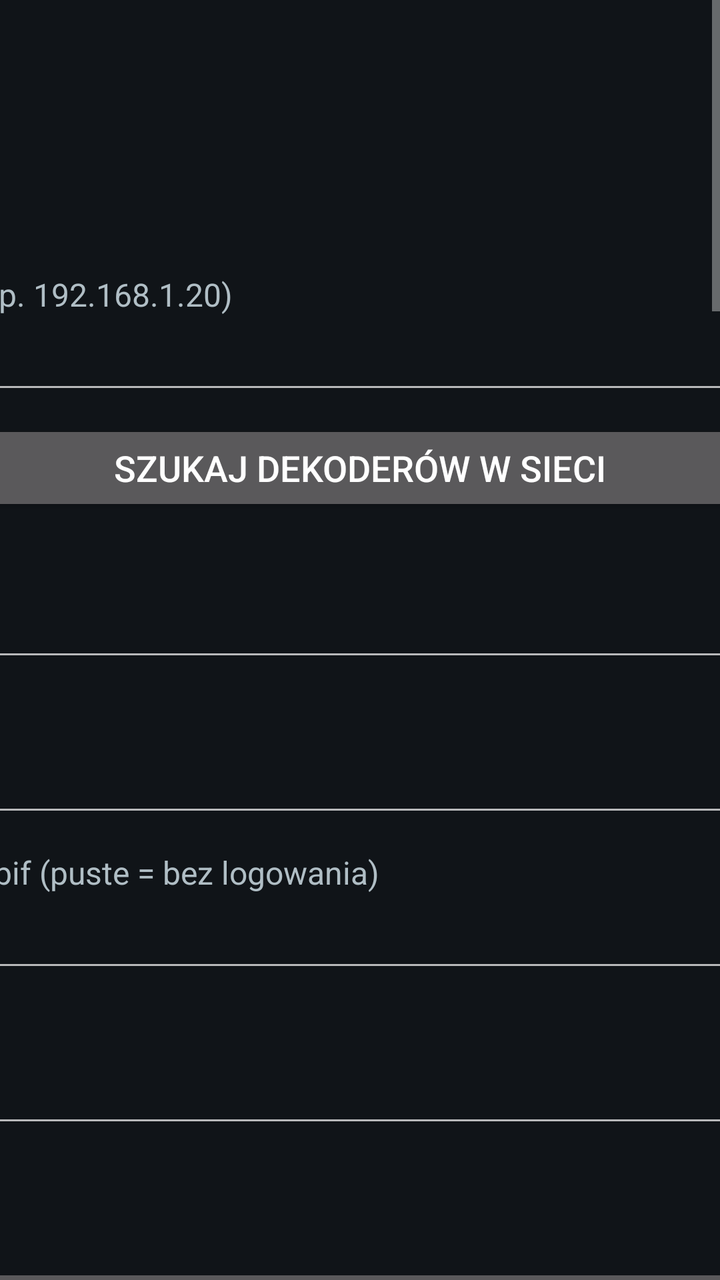
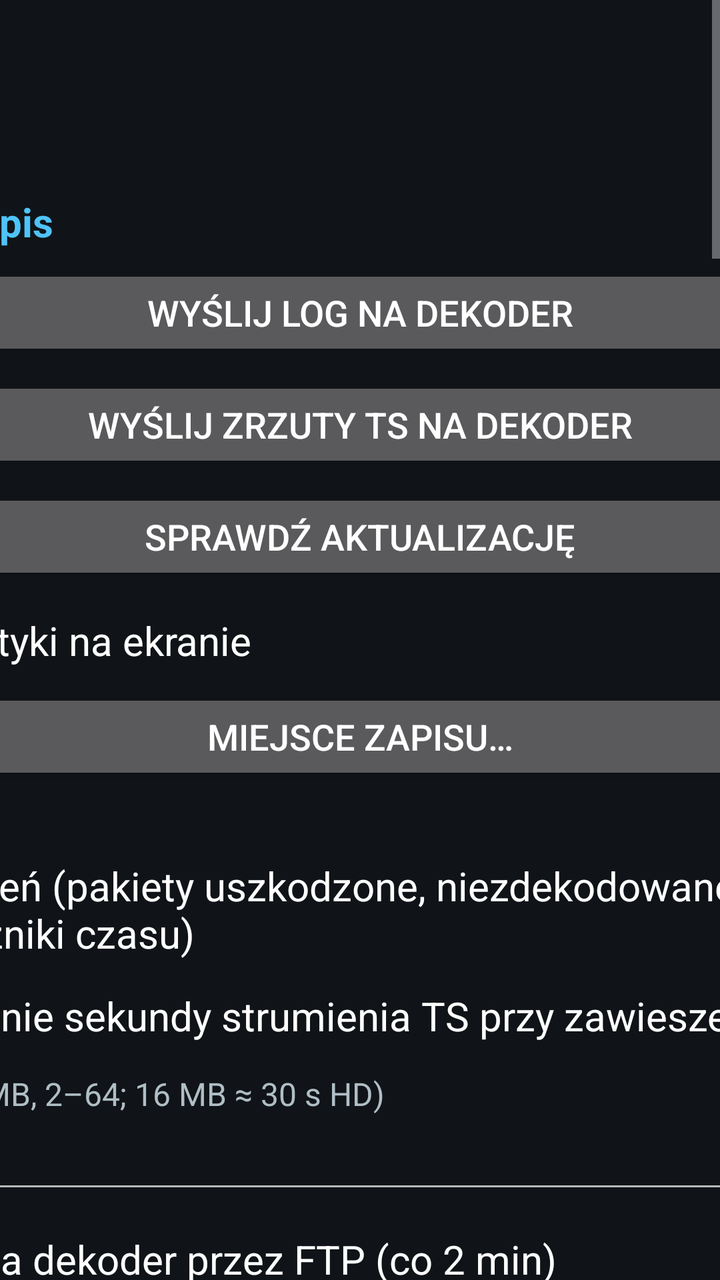

Screens rendered from an Android XML layout before and after an edit, with the pre-edit source and the edit as a unified diff.
<!-- AndroidManifest.xml: application theme AppTheme -->
<!-- res/layout/activity_settings.xml -->
<?xml version="1.0" encoding="utf-8"?>
<ScrollView xmlns:android="http://schemas.android.com/apk/res/android"
    android:layout_width="match_parent" android:layout_height="match_parent" android:background="#FF101418">
    <LinearLayout android:layout_width="720dp" android:layout_height="wrap_content" android:layout_gravity="center_horizontal" android:orientation="vertical" android:padding="32dp">
        <TextView android:id="@+id/version" android:layout_width="match_parent" android:layout_height="wrap_content" android:textColor="#FF4FC3F7" android:textSize="28sp" android:textStyle="bold" />
        <TextView android:layout_width="match_parent" android:layout_height="wrap_content" android:layout_marginTop="28dp" android:text="Dekoder" android:textColor="#FF4FC3F7" android:textSize="20sp" android:textStyle="bold" />
        <TextView android:layout_width="match_parent" android:layout_height="wrap_content" android:layout_marginTop="12dp" android:text="Adres IP dekodera (np. 192.168.1.20)" android:textColor="#FFB0BEC5" android:textSize="16sp" />
        <EditText android:id="@+id/host" android:layout_width="match_parent" android:layout_height="wrap_content" android:inputType="text" android:imeOptions="actionNext" android:singleLine="true" android:textColor="#FFFFFFFF" android:textSize="20sp" />
        <Button android:id="@+id/discover" android:layout_width="match_parent" android:layout_height="wrap_content" android:layout_marginTop="8dp" android:text="Szukaj dekoderów w sieci" android:textSize="18sp" />
        <TextView android:layout_width="match_parent" android:layout_height="wrap_content" android:layout_marginTop="12dp" android:text="Port OpenWebif" android:textColor="#FFB0BEC5" android:textSize="16sp" />
        <EditText android:id="@+id/httpPort" android:layout_width="match_parent" android:layout_height="wrap_content" android:inputType="number" android:imeOptions="actionNext" android:singleLine="true" android:textColor="#FFFFFFFF" android:textSize="20sp" />
        <TextView android:layout_width="match_parent" android:layout_height="wrap_content" android:layout_marginTop="12dp" android:text="Port streamingu" android:textColor="#FFB0BEC5" android:textSize="16sp" />
        <EditText android:id="@+id/streamPort" android:layout_width="match_parent" android:layout_height="wrap_content" android:inputType="number" android:imeOptions="actionNext" android:singleLine="true" android:textColor="#FFFFFFFF" android:textSize="20sp" />
        <TextView android:layout_width="match_parent" android:layout_height="wrap_content" android:layout_marginTop="12dp" android:text="Użytkownik OpenWebif (puste = bez logowania)" android:textColor="#FFB0BEC5" android:textSize="16sp" />
        <EditText android:id="@+id/user" android:layout_width="match_parent" android:layout_height="wrap_content" android:inputType="text" android:imeOptions="actionNext" android:singleLine="true" android:textColor="#FFFFFFFF" android:textSize="20sp" />
        <TextView android:layout_width="match_parent" android:layout_height="wrap_content" android:layout_marginTop="12dp" android:text="Hasło OpenWebif" android:textColor="#FFB0BEC5" android:textSize="16sp" />
        <EditText android:id="@+id/pass" android:layout_width="match_parent" android:layout_height="wrap_content" android:inputType="textPassword" android:imeOptions="actionNext" android:singleLine="true" android:textColor="#FFFFFFFF" android:textSize="20sp" />
        <TextView android:layout_width="match_parent" android:layout_height="wrap_content" android:layout_marginTop="28dp" android:text="Ogólne" android:textColor="#FF4FC3F7" android:textSize="20sp" android:textStyle="bold" />
        <Button android:id="@+id/bouquets" android:layout_width="match_parent" android:layout_height="wrap_content" android:layout_marginTop="8dp" android:text="Wybierz widoczne bukiety…" android:textSize="18sp" />
        <TextView android:id="@+id/bouquetsInfo" android:layout_width="match_parent" android:layout_height="wrap_content" android:layout_marginTop="6dp" android:textColor="#FF90A4AE" android:textSize="14sp" />
        <CheckBox android:id="@+id/resumeLast" android:layout_width="match_parent" android:layout_height="wrap_content" android:layout_marginTop="12dp" android:text="Po uruchomieniu wróć do ostatniego kanału" android:textColor="#FFFFFFFF" android:textSize="20sp" />
        <CheckBox android:id="@+id/invertUpDown" android:layout_width="match_parent" android:layout_height="wrap_content" android:layout_marginTop="12dp" android:text="Odwróć ▲ / ▼ przy zmianie kanału" android:textColor="#FFFFFFFF" android:textSize="20sp" />
        <TextView android:layout_width="match_parent" android:layout_height="wrap_content" android:layout_marginTop="12dp" android:text="Czas wyświetlania paska kanału (s)" android:textColor="#FFB0BEC5" android:textSize="16sp" />
        <EditText android:id="@+id/bannerSec" android:layout_width="match_parent" android:layout_height="wrap_content" android:inputType="number" android:imeOptions="actionNext" android:singleLine="true" android:textColor="#FFFFFFFF" android:textSize="20sp" />
        <CheckBox android:id="@+id/checkUpdates" android:layout_width="match_parent" android:layout_height="wrap_content" android:layout_marginTop="12dp" android:text="Sprawdzaj aktualizacje przy starcie" android:textColor="#FFFFFFFF" android:textSize="20sp" />
        <TextView android:layout_width="match_parent" android:layout_height="wrap_content" android:layout_marginTop="12dp" android:text="PIN do ustawień (puste = bez blokady; po podaniu odblokowane na 1 min)" android:textColor="#FFB0BEC5" android:textSize="16sp" />
        <EditText android:id="@+id/pin" android:layout_width="match_parent" android:layout_height="wrap_content" android:inputType="numberPassword" android:imeOptions="actionNext" android:singleLine="true" android:textColor="#FFFFFFFF" android:textSize="20sp" />
        <TextView android:layout_width="match_parent" android:layout_height="wrap_content" android:layout_marginTop="28dp" android:text="Odtwarzanie" android:textColor="#FF4FC3F7" android:textSize="20sp" android:textStyle="bold" />
        <CheckBox android:id="@+id/showStats" android:layout_width="match_parent" android:layout_height="wrap_content" android:layout_marginTop="12dp" android:text="Pokaż statystyki na ekranie (także ▶ na pilocie)" android:textColor="#FFFFFFFF" android:textSize="20sp" />
        <CheckBox android:id="@+id/tunneling" android:layout_width="match_parent" android:layout_height="wrap_content" android:layout_marginTop="12dp" android:text="Tunelowanie wideo (jak w DreamTV)" android:textColor="#FFFFFFFF" android:textSize="20sp" />
        <CheckBox android:id="@+id/watchdog" android:layout_width="match_parent" android:layout_height="wrap_content" android:layout_marginTop="12dp" android:text="Automatyczne wznawianie zawieszonego obrazu" android:textColor="#FFFFFFFF" android:textSize="20sp" />
        <CheckBox android:id="@+id/dropRestart" android:layout_width="match_parent" android:layout_height="wrap_content" android:layout_marginTop="12dp" android:text="Wznawiaj strumień przy zacinaniu (masowa utrata klatek)" android:textColor="#FFFFFFFF" android:textSize="20sp" />
        <TextView android:layout_width="match_parent" android:layout_height="wrap_content" android:layout_marginTop="12dp" android:text="Zawieszenie po (sekundy bez nowych klatek)" android:textColor="#FFB0BEC5" android:textSize="16sp" />
        <EditText android:id="@+id/stallSec" android:layout_width="match_parent" android:layout_height="wrap_content" android:inputType="number" android:imeOptions="actionNext" android:singleLine="true" android:textColor="#FFFFFFFF" android:textSize="20sp" />
        <TextView android:layout_width="match_parent" android:layout_height="wrap_content" android:layout_marginTop="12dp" android:text="Bufor startowy (ms, 250–10000; mniej = szybszy start)" android:textColor="#FFB0BEC5" android:textSize="16sp" />
        <EditText android:id="@+id/bufferMs" android:layout_width="match_parent" android:layout_height="wrap_content" android:inputType="number" android:imeOptions="actionNext" android:singleLine="true" android:textColor="#FFFFFFFF" android:textSize="20sp" />
        <TextView android:layout_width="match_parent" android:layout_height="wrap_content" android:layout_marginTop="12dp" android:text="Odświeżanie ekranu podczas oglądania" android:textColor="#FFB0BEC5" android:textSize="16sp" />
        <RadioGroup android:id="@+id/afr" android:layout_width="match_parent" android:layout_height="wrap_content" android:orientation="vertical">
            <RadioButton android:id="@+id/afrOff" android:layout_width="match_parent" android:layout_height="wrap_content" android:text="Bez zmian (jak w systemie)" android:textColor="#FFFFFFFF" android:textSize="20sp" />
            <RadioButton android:id="@+id/afr50" android:layout_width="match_parent" android:layout_height="wrap_content" android:text="Zawsze 50 Hz" android:textColor="#FFFFFFFF" android:textSize="20sp" />
            <RadioButton android:id="@+id/afrAuto" android:layout_width="match_parent" android:layout_height="wrap_content" android:text="Automatycznie wg treści (25/50 → 50 Hz)" android:textColor="#FFFFFFFF" android:textSize="20sp" />
        </RadioGroup>
        <TextView android:layout_width="match_parent" android:layout_height="wrap_content" android:layout_marginTop="28dp" android:text="Dźwięk" android:textColor="#FF4FC3F7" android:textSize="20sp" android:textStyle="bold" />
        <TextView android:layout_width="match_parent" android:layout_height="wrap_content" android:layout_marginTop="12dp" android:text="Preferowany język (ISO 639-2, np. pol,eng)" android:textColor="#FFB0BEC5" android:textSize="16sp" />
        <EditText android:id="@+id/audioLang" android:layout_width="match_parent" android:layout_height="wrap_content" android:inputType="text" android:imeOptions="actionNext" android:singleLine="true" android:textColor="#FFFFFFFF" android:textSize="20sp" />
        <CheckBox android:id="@+id/preferAc3" android:layout_width="match_parent" android:layout_height="wrap_content" android:layout_marginTop="12dp" android:text="Preferuj AC3 / E-AC3 (Dolby)" android:textColor="#FFFFFFFF" android:textSize="20sp" />
        <TextView android:layout_width="match_parent" android:layout_height="wrap_content" android:layout_marginTop="12dp" android:text="Wybór ścieżki dla kanału: przytrzymaj OK → Ścieżka dźwięku (zapamiętywane)" android:textColor="#FFB0BEC5" android:textSize="16sp" />
        <TextView android:layout_width="match_parent" android:layout_height="wrap_content" android:layout_marginTop="28dp" android:text="Diagnostyka i zapis" android:textColor="#FF4FC3F7" android:textSize="20sp" android:textStyle="bold" />
        <Button android:id="@+id/sendLog" android:layout_width="match_parent" android:layout_height="wrap_content" android:layout_marginTop="8dp" android:text="Wyślij log na dekoder" android:textSize="18sp" />
        <Button android:id="@+id/sendDumps" android:layout_width="match_parent" android:layout_height="wrap_content" android:layout_marginTop="8dp" android:text="Wyślij zrzuty TS na dekoder" android:textSize="18sp" />
        <Button android:id="@+id/checkUpdate" android:layout_width="match_parent" android:layout_height="wrap_content" android:layout_marginTop="8dp" android:text="Sprawdź aktualizację" android:textSize="18sp" />
        <Button android:id="@+id/storage" android:layout_width="match_parent" android:layout_height="wrap_content" android:layout_marginTop="8dp" android:text="Miejsce zapisu…" android:textSize="18sp" />
        <TextView android:id="@+id/storageInfo" android:layout_width="match_parent" android:layout_height="wrap_content" android:layout_marginTop="6dp" android:textColor="#FF90A4AE" android:textSize="14sp" />
        <CheckBox android:id="@+id/cleanTs" android:layout_width="match_parent" android:layout_height="wrap_content" android:layout_marginTop="12dp" android:text="Czyść strumień (usuwaj pakiety uszkodzone, niezdekodowane i obce PMT)" android:textColor="#FFFFFFFF" android:textSize="20sp" />
        <CheckBox android:id="@+id/saveTs" android:layout_width="match_parent" android:layout_height="wrap_content" android:layout_marginTop="12dp" android:text="Zapisuj ostatnie sekundy strumienia TS przy zawieszeniu" android:textColor="#FFFFFFFF" android:textSize="20sp" />
        <TextView android:layout_width="match_parent" android:layout_height="wrap_content" android:layout_marginTop="12dp" android:text="Rozmiar zrzutu TS (MB, 2–64; 16 MB ≈ 30 s HD)" android:textColor="#FFB0BEC5" android:textSize="16sp" />
        <EditText android:id="@+id/tsRingMb" android:layout_width="match_parent" android:layout_height="wrap_content" android:inputType="number" android:imeOptions="actionNext" android:singleLine="true" android:textColor="#FFFFFFFF" android:textSize="20sp" />
        <CheckBox android:id="@+id/logFtp" android:layout_width="match_parent" android:layout_height="wrap_content" android:layout_marginTop="12dp" android:text="Wysyłaj log na dekoder przez FTP (co 2 min)" android:textColor="#FFFFFFFF" android:textSize="20sp" />
        <CheckBox android:id="@+id/tsFtp" android:layout_width="match_parent" android:layout_height="wrap_content" android:layout_marginTop="12dp" android:text="Wysyłaj też zrzuty TS przez FTP" android:textColor="#FFFFFFFF" android:textSize="20sp" />
        <TextView android:layout_width="match_parent" android:layout_height="wrap_content" android:layout_marginTop="12dp" android:text="Użytkownik FTP dekodera" android:textColor="#FFB0BEC5" android:textSize="16sp" />
        <EditText android:id="@+id/ftpUser" android:layout_width="match_parent" android:layout_height="wrap_content" android:inputType="text" android:imeOptions="actionNext" android:singleLine="true" android:textColor="#FFFFFFFF" android:textSize="20sp" />
        <TextView android:layout_width="match_parent" android:layout_height="wrap_content" android:layout_marginTop="12dp" android:text="Hasło FTP (puste, jeśli root bez hasła)" android:textColor="#FFB0BEC5" android:textSize="16sp" />
        <EditText android:id="@+id/ftpPass" android:layout_width="match_parent" android:layout_height="wrap_content" android:inputType="textPassword" android:imeOptions="actionNext" android:singleLine="true" android:textColor="#FFFFFFFF" android:textSize="20sp" />
        <TextView android:layout_width="match_parent" android:layout_height="wrap_content" android:layout_marginTop="12dp" android:text="Katalog na dekoderze (domyślnie /media/hdd/e2stream)" android:textColor="#FFB0BEC5" android:textSize="16sp" />
        <EditText android:id="@+id/ftpDir" android:layout_width="match_parent" android:layout_height="wrap_content" android:inputType="text" android:imeOptions="actionNext" android:singleLine="true" android:textColor="#FFFFFFFF" android:textSize="20sp" />
        <LinearLayout android:layout_width="match_parent" android:layout_height="wrap_content" android:layout_marginTop="24dp" android:orientation="horizontal">
            <Button android:id="@+id/save" android:layout_width="0dp" android:layout_height="wrap_content" android:layout_weight="1" android:text="Zapisz" android:textSize="20sp" />
            <Button android:id="@+id/cancel" android:layout_width="0dp" android:layout_height="wrap_content" android:layout_weight="1" android:text="Anuluj" android:textSize="20sp" />
        </LinearLayout>
    </LinearLayout>
</ScrollView>
<!-- resources referenced by this layout -->
<resources>
  <style name="AppTheme" parent="android:Theme.Material.NoActionBar.Fullscreen">
          <item name="android:windowBackground">@android:color/black</item>
          <item name="android:colorAccent">#FF4FC3F7</item>
      </style>
</resources>

<!-- the commit's change to res/layout/activity_settings.xml (unified diff, before → after) -->
@@ -3,6 +3,25 @@
     android:layout_width="match_parent" android:layout_height="match_parent" android:background="#FF101418">
     <LinearLayout android:layout_width="720dp" android:layout_height="wrap_content" android:layout_gravity="center_horizontal" android:orientation="vertical" android:padding="32dp">
         <TextView android:id="@+id/version" android:layout_width="match_parent" android:layout_height="wrap_content" android:textColor="#FF4FC3F7" android:textSize="28sp" android:textStyle="bold" />
+        <TextView android:layout_width="match_parent" android:layout_height="wrap_content" android:layout_marginTop="28dp" android:text="Diagnostyka i zapis" android:textColor="#FF4FC3F7" android:textSize="20sp" android:textStyle="bold" />
+        <Button android:id="@+id/sendLog" android:layout_width="match_parent" android:layout_height="wrap_content" android:layout_marginTop="8dp" android:text="Wyślij log na dekoder" android:textSize="18sp" />
+        <Button android:id="@+id/sendDumps" android:layout_width="match_parent" android:layout_height="wrap_content" android:layout_marginTop="8dp" android:text="Wyślij zrzuty TS na dekoder" android:textSize="18sp" />
+        <Button android:id="@+id/checkUpdate" android:layout_width="match_parent" android:layout_height="wrap_content" android:layout_marginTop="8dp" android:text="Sprawdź aktualizację" android:textSize="18sp" />
+        <CheckBox android:id="@+id/showStats" android:layout_width="match_parent" android:layout_height="wrap_content" android:layout_marginTop="12dp" android:text="Pokaż statystyki na ekranie" android:textColor="#FFFFFFFF" android:textSize="20sp" />
+        <Button android:id="@+id/storage" android:layout_width="match_parent" android:layout_height="wrap_content" android:layout_marginTop="8dp" android:text="Miejsce zapisu…" android:textSize="18sp" />
+        <TextView android:id="@+id/storageInfo" android:layout_width="match_parent" android:layout_height="wrap_content" android:layout_marginTop="6dp" android:textColor="#FF90A4AE" android:textSize="14sp" />
+        <CheckBox android:id="@+id/cleanTs" android:layout_width="match_parent" android:layout_height="wrap_content" android:layout_marginTop="12dp" android:text="Czyść strumień (pakiety uszkodzone, niezdekodowane, obce PMT, błędne znaczniki czasu)" android:textColor="#FFFFFFFF" android:textSize="20sp" />
+        <CheckBox android:id="@+id/saveTs" android:layout_width="match_parent" android:layout_height="wrap_content" android:layout_marginTop="12dp" android:text="Zapisuj ostatnie sekundy strumienia TS przy zawieszeniu" android:textColor="#FFFFFFFF" android:textSize="20sp" />
+        <TextView android:layout_width="match_parent" android:layout_height="wrap_content" android:layout_marginTop="12dp" android:text="Rozmiar zrzutu TS (MB, 2–64; 16 MB ≈ 30 s HD)" android:textColor="#FFB0BEC5" android:textSize="16sp" />
+        <EditText android:id="@+id/tsRingMb" android:layout_width="match_parent" android:layout_height="wrap_content" android:inputType="number" android:imeOptions="actionNext" android:singleLine="true" android:textColor="#FFFFFFFF" android:textSize="20sp" />
+        <CheckBox android:id="@+id/logFtp" android:layout_width="match_parent" android:layout_height="wrap_content" android:layout_marginTop="12dp" android:text="Wysyłaj log na dekoder przez FTP (co 2 min)" android:textColor="#FFFFFFFF" android:textSize="20sp" />
+        <CheckBox android:id="@+id/tsFtp" android:layout_width="match_parent" android:layout_height="wrap_content" android:layout_marginTop="12dp" android:text="Wysyłaj też zrzuty TS przez FTP" android:textColor="#FFFFFFFF" android:textSize="20sp" />
+        <TextView android:layout_width="match_parent" android:layout_height="wrap_content" android:layout_marginTop="12dp" android:text="Użytkownik FTP dekodera" android:textColor="#FFB0BEC5" android:textSize="16sp" />
+        <EditText android:id="@+id/ftpUser" android:layout_width="match_parent" android:layout_height="wrap_content" android:inputType="text" android:imeOptions="actionNext" android:singleLine="true" android:textColor="#FFFFFFFF" android:textSize="20sp" />
+        <TextView android:layout_width="match_parent" android:layout_height="wrap_content" android:layout_marginTop="12dp" android:text="Hasło FTP (puste, jeśli root bez hasła)" android:textColor="#FFB0BEC5" android:textSize="16sp" />
+        <EditText android:id="@+id/ftpPass" android:layout_width="match_parent" android:layout_height="wrap_content" android:inputType="textPassword" android:imeOptions="actionNext" android:singleLine="true" android:textColor="#FFFFFFFF" android:textSize="20sp" />
+        <TextView android:layout_width="match_parent" android:layout_height="wrap_content" android:layout_marginTop="12dp" android:text="Katalog na dekoderze (domyślnie /media/hdd/e2stream)" android:textColor="#FFB0BEC5" android:textSize="16sp" />
+        <EditText android:id="@+id/ftpDir" android:layout_width="match_parent" android:layout_height="wrap_content" android:inputType="text" android:imeOptions="actionNext" android:singleLine="true" android:textColor="#FFFFFFFF" android:textSize="20sp" />
         <TextView android:layout_width="match_parent" android:layout_height="wrap_content" android:layout_marginTop="28dp" android:text="Dekoder" android:textColor="#FF4FC3F7" android:textSize="20sp" android:textStyle="bold" />
         <TextView android:layout_width="match_parent" android:layout_height="wrap_content" android:layout_marginTop="12dp" android:text="Adres IP dekodera (np. 192.168.1.20)" android:textColor="#FFB0BEC5" android:textSize="16sp" />
         <EditText android:id="@+id/host" android:layout_width="match_parent" android:layout_height="wrap_content" android:inputType="text" android:imeOptions="actionNext" android:singleLine="true" android:textColor="#FFFFFFFF" android:textSize="20sp" />
@@ -18,6 +37,7 @@
         <TextView android:layout_width="match_parent" android:layout_height="wrap_content" android:layout_marginTop="28dp" android:text="Ogólne" android:textColor="#FF4FC3F7" android:textSize="20sp" android:textStyle="bold" />
         <Button android:id="@+id/bouquets" android:layout_width="match_parent" android:layout_height="wrap_content" android:layout_marginTop="8dp" android:text="Wybierz widoczne bukiety…" android:textSize="18sp" />
         <TextView android:id="@+id/bouquetsInfo" android:layout_width="match_parent" android:layout_height="wrap_content" android:layout_marginTop="6dp" android:textColor="#FF90A4AE" android:textSize="14sp" />
+        <Button android:id="@+id/keymap" android:layout_width="match_parent" android:layout_height="wrap_content" android:layout_marginTop="8dp" android:text="Mapowanie klawiszy pilota…" android:textSize="18sp" />
         <CheckBox android:id="@+id/resumeLast" android:layout_width="match_parent" android:layout_height="wrap_content" android:layout_marginTop="12dp" android:text="Po uruchomieniu wróć do ostatniego kanału" android:textColor="#FFFFFFFF" android:textSize="20sp" />
         <CheckBox android:id="@+id/invertUpDown" android:layout_width="match_parent" android:layout_height="wrap_content" android:layout_marginTop="12dp" android:text="Odwróć ▲ / ▼ przy zmianie kanału" android:textColor="#FFFFFFFF" android:textSize="20sp" />
         <TextView android:layout_width="match_parent" android:layout_height="wrap_content" android:layout_marginTop="12dp" android:text="Czas wyświetlania paska kanału (s)" android:textColor="#FFB0BEC5" android:textSize="16sp" />
@@ -25,8 +45,18 @@
         <CheckBox android:id="@+id/checkUpdates" android:layout_width="match_parent" android:layout_height="wrap_content" android:layout_marginTop="12dp" android:text="Sprawdzaj aktualizacje przy starcie" android:textColor="#FFFFFFFF" android:textSize="20sp" />
         <TextView android:layout_width="match_parent" android:layout_height="wrap_content" android:layout_marginTop="12dp" android:text="PIN do ustawień (puste = bez blokady; po podaniu odblokowane na 1 min)" android:textColor="#FFB0BEC5" android:textSize="16sp" />
         <EditText android:id="@+id/pin" android:layout_width="match_parent" android:layout_height="wrap_content" android:inputType="numberPassword" android:imeOptions="actionNext" android:singleLine="true" android:textColor="#FFFFFFFF" android:textSize="20sp" />
+        <TextView android:layout_width="match_parent" android:layout_height="wrap_content" android:layout_marginTop="28dp" android:text="EPG i ikony kanałów" android:textColor="#FF4FC3F7" android:textSize="20sp" android:textStyle="bold" />
+        <CheckBox android:id="@+id/epgDaily" android:layout_width="match_parent" android:layout_height="wrap_content" android:layout_marginTop="12dp" android:text="Pobieraj EPG codziennie (gdy aplikacja działa lub przy starcie po terminie)" android:textColor="#FFFFFFFF" android:textSize="20sp" />
+        <TextView android:layout_width="match_parent" android:layout_height="wrap_content" android:layout_marginTop="12dp" android:text="Godzina pobierania (HH:MM)" android:textColor="#FFB0BEC5" android:textSize="16sp" />
+        <EditText android:id="@+id/epgHour" android:layout_width="match_parent" android:layout_height="wrap_content" android:inputType="time" android:imeOptions="actionNext" android:singleLine="true" android:textColor="#FFFFFFFF" android:textSize="20sp" />
+        <TextView android:layout_width="match_parent" android:layout_height="wrap_content" android:layout_marginTop="12dp" android:text="Ile dni EPG do przodu (1–14)" android:textColor="#FFB0BEC5" android:textSize="16sp" />
+        <EditText android:id="@+id/epgDays" android:layout_width="match_parent" android:layout_height="wrap_content" android:inputType="number" android:imeOptions="actionNext" android:singleLine="true" android:textColor="#FFFFFFFF" android:textSize="20sp" />
+        <CheckBox android:id="@+id/picons" android:layout_width="match_parent" android:layout_height="wrap_content" android:layout_marginTop="12dp" android:text="Ikony kanałów z dekodera (pobierane razem z EPG)" android:textColor="#FFFFFFFF" android:textSize="20sp" />
+        <TextView android:layout_width="match_parent" android:layout_height="wrap_content" android:layout_marginTop="12dp" android:text="Katalog picon na dekoderze dla FTP (puste = szukaj w typowych)" android:textColor="#FFB0BEC5" android:textSize="16sp" />
+        <EditText android:id="@+id/piconDir" android:layout_width="match_parent" android:layout_height="wrap_content" android:inputType="text" android:imeOptions="actionNext" android:singleLine="true" android:textColor="#FFFFFFFF" android:textSize="20sp" />
+        <Button android:id="@+id/epgNow" android:layout_width="match_parent" android:layout_height="wrap_content" android:layout_marginTop="8dp" android:text="Pobierz EPG i ikony teraz" android:textSize="18sp" />
+        <TextView android:id="@+id/epgInfo" android:layout_width="match_parent" android:layout_height="wrap_content" android:layout_marginTop="6dp" android:textColor="#FF90A4AE" android:textSize="14sp" />
         <TextView android:layout_width="match_parent" android:layout_height="wrap_content" android:layout_marginTop="28dp" android:text="Odtwarzanie" android:textColor="#FF4FC3F7" android:textSize="20sp" android:textStyle="bold" />
-        <CheckBox android:id="@+id/showStats" android:layout_width="match_parent" android:layout_height="wrap_content" android:layout_marginTop="12dp" android:text="Pokaż statystyki na ekranie (także ▶ na pilocie)" android:textColor="#FFFFFFFF" android:textSize="20sp" />
         <CheckBox android:id="@+id/tunneling" android:layout_width="match_parent" android:layout_height="wrap_content" android:layout_marginTop="12dp" android:text="Tunelowanie wideo (jak w DreamTV)" android:textColor="#FFFFFFFF" android:textSize="20sp" />
         <CheckBox android:id="@+id/watchdog" android:layout_width="match_parent" android:layout_height="wrap_content" android:layout_marginTop="12dp" android:text="Automatyczne wznawianie zawieszonego obrazu" android:textColor="#FFFFFFFF" android:textSize="20sp" />
         <CheckBox android:id="@+id/dropRestart" android:layout_width="match_parent" android:layout_height="wrap_content" android:layout_marginTop="12dp" android:text="Wznawiaj strumień przy zacinaniu (masowa utrata klatek)" android:textColor="#FFFFFFFF" android:textSize="20sp" />
@@ -45,24 +75,6 @@
         <EditText android:id="@+id/audioLang" android:layout_width="match_parent" android:layout_height="wrap_content" android:inputType="text" android:imeOptions="actionNext" android:singleLine="true" android:textColor="#FFFFFFFF" android:textSize="20sp" />
         <CheckBox android:id="@+id/preferAc3" android:layout_width="match_parent" android:layout_height="wrap_content" android:layout_marginTop="12dp" android:text="Preferuj AC3 / E-AC3 (Dolby)" android:textColor="#FFFFFFFF" android:textSize="20sp" />
         <TextView android:layout_width="match_parent" android:layout_height="wrap_content" android:layout_marginTop="12dp" android:text="Wybór ścieżki dla kanału: przytrzymaj OK → Ścieżka dźwięku (zapamiętywane)" android:textColor="#FFB0BEC5" android:textSize="16sp" />
-        <TextView android:layout_width="match_parent" android:layout_height="wrap_content" android:layout_marginTop="28dp" android:text="Diagnostyka i zapis" android:textColor="#FF4FC3F7" android:textSize="20sp" android:textStyle="bold" />
-        <Button android:id="@+id/sendLog" android:layout_width="match_parent" android:layout_height="wrap_content" android:layout_marginTop="8dp" android:text="Wyślij log na dekoder" android:textSize="18sp" />
-        <Button android:id="@+id/sendDumps" android:layout_width="match_parent" android:layout_height="wrap_content" android:layout_marginTop="8dp" android:text="Wyślij zrzuty TS na dekoder" android:textSize="18sp" />
-        <Button android:id="@+id/checkUpdate" android:layout_width="match_parent" android:layout_height="wrap_content" android:layout_marginTop="8dp" android:text="Sprawdź aktualizację" android:textSize="18sp" />
-        <Button android:id="@+id/storage" android:layout_width="match_parent" android:layout_height="wrap_content" android:layout_marginTop="8dp" android:text="Miejsce zapisu…" android:textSize="18sp" />
-        <TextView android:id="@+id/storageInfo" android:layout_width="match_parent" android:layout_height="wrap_content" android:layout_marginTop="6dp" android:textColor="#FF90A4AE" android:textSize="14sp" />
-        <CheckBox android:id="@+id/cleanTs" android:layout_width="match_parent" android:layout_height="wrap_content" android:layout_marginTop="12dp" android:text="Czyść strumień (usuwaj pakiety uszkodzone, niezdekodowane i obce PMT)" android:textColor="#FFFFFFFF" android:textSize="20sp" />
-        <CheckBox android:id="@+id/saveTs" android:layout_width="match_parent" android:layout_height="wrap_content" android:layout_marginTop="12dp" android:text="Zapisuj ostatnie sekundy strumienia TS przy zawieszeniu" android:textColor="#FFFFFFFF" android:textSize="20sp" />
-        <TextView android:layout_width="match_parent" android:layout_height="wrap_content" android:layout_marginTop="12dp" android:text="Rozmiar zrzutu TS (MB, 2–64; 16 MB ≈ 30 s HD)" android:textColor="#FFB0BEC5" android:textSize="16sp" />
-        <EditText android:id="@+id/tsRingMb" android:layout_width="match_parent" android:layout_height="wrap_content" android:inputType="number" android:imeOptions="actionNext" android:singleLine="true" android:textColor="#FFFFFFFF" android:textSize="20sp" />
-        <CheckBox android:id="@+id/logFtp" android:layout_width="match_parent" android:layout_height="wrap_content" android:layout_marginTop="12dp" android:text="Wysyłaj log na dekoder przez FTP (co 2 min)" android:textColor="#FFFFFFFF" android:textSize="20sp" />
-        <CheckBox android:id="@+id/tsFtp" android:layout_width="match_parent" android:layout_height="wrap_content" android:layout_marginTop="12dp" android:text="Wysyłaj też zrzuty TS przez FTP" android:textColor="#FFFFFFFF" android:textSize="20sp" />
-        <TextView android:layout_width="match_parent" android:layout_height="wrap_content" android:layout_marginTop="12dp" android:text="Użytkownik FTP dekodera" android:textColor="#FFB0BEC5" android:textSize="16sp" />
-        <EditText android:id="@+id/ftpUser" android:layout_width="match_parent" android:layout_height="wrap_content" android:inputType="text" android:imeOptions="actionNext" android:singleLine="true" android:textColor="#FFFFFFFF" android:textSize="20sp" />
-        <TextView android:layout_width="match_parent" android:layout_height="wrap_content" android:layout_marginTop="12dp" android:text="Hasło FTP (puste, jeśli root bez hasła)" android:textColor="#FFB0BEC5" android:textSize="16sp" />
-        <EditText android:id="@+id/ftpPass" android:layout_width="match_parent" android:layout_height="wrap_content" android:inputType="textPassword" android:imeOptions="actionNext" android:singleLine="true" android:textColor="#FFFFFFFF" android:textSize="20sp" />
-        <TextView android:layout_width="match_parent" android:layout_height="wrap_content" android:layout_marginTop="12dp" android:text="Katalog na dekoderze (domyślnie /media/hdd/e2stream)" android:textColor="#FFB0BEC5" android:textSize="16sp" />
-        <EditText android:id="@+id/ftpDir" android:layout_width="match_parent" android:layout_height="wrap_content" android:inputType="text" android:imeOptions="actionNext" android:singleLine="true" android:textColor="#FFFFFFFF" android:textSize="20sp" />
         <LinearLayout android:layout_width="match_parent" android:layout_height="wrap_content" android:layout_marginTop="24dp" android:orientation="horizontal">
             <Button android:id="@+id/save" android:layout_width="0dp" android:layout_height="wrap_content" android:layout_weight="1" android:text="Zapisz" android:textSize="20sp" />
             <Button android:id="@+id/cancel" android:layout_width="0dp" android:layout_height="wrap_content" android:layout_weight="1" android:text="Anuluj" android:textSize="20sp" />
